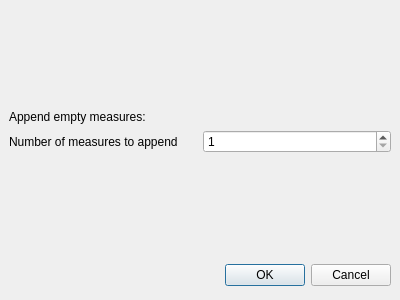
Old version of the form mscore/mscore/measuresdialog.ui in the repository musescore/musescore-old.
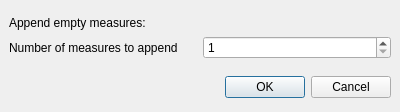
New version of the form.

Commit message: "change pitch" fix make measures dialog smaller

Patch:
```diff
--- a/mscore/mscore/measuresdialog.ui
+++ b/mscore/mscore/measuresdialog.ui
@@ -9,7 +9,7 @@
     <x>0</x>
     <y>0</y>
     <width>400</width>
-    <height>300</height>
+    <height>112</height>
    </rect>
   </property>
   <property name="windowTitle" >
```
Left out of the diff: 55 changed lines with no effect on the pictures. The commit also changes 2 other files.
